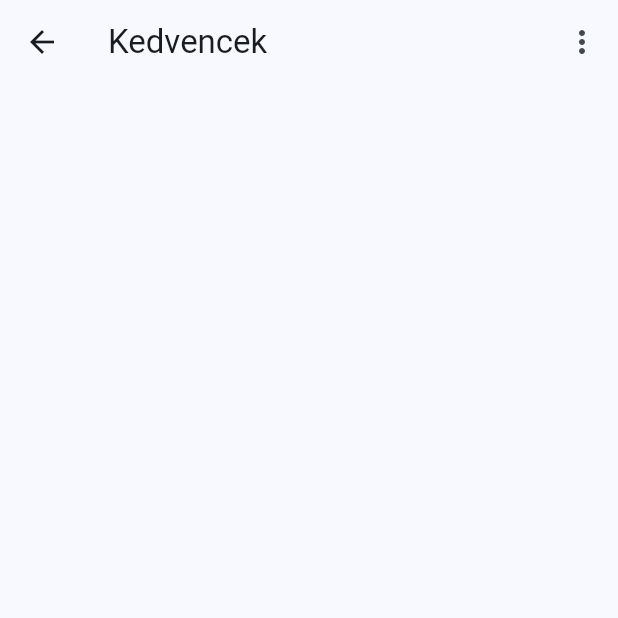
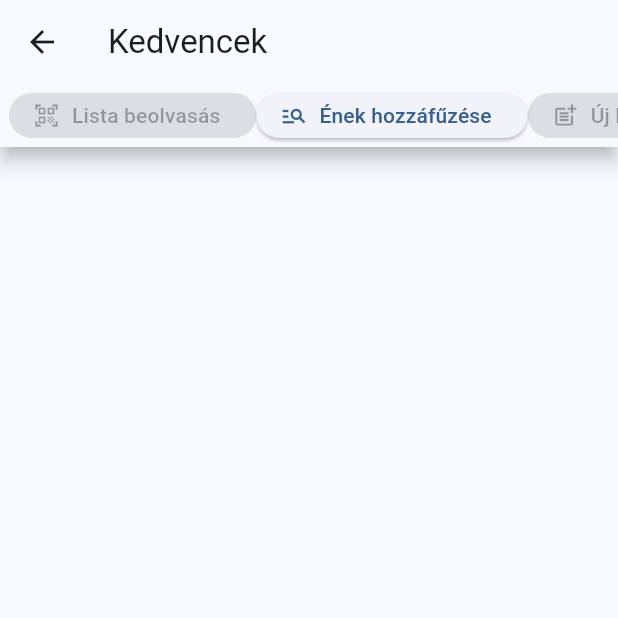
Before and after one commit to reformatus/enekeskonyv-app, a Flutter app: the FavouritesPage screen opened directly, on a phone screen of 412 x 824 dp, the top half of it. Run offline on Flutter 3.47's test engine with Material 2 defaults, Android fonts, the light colour scheme and no system bars; our stand-ins replace diacritic, flutter_svg, shared_preferences; missing offline and left inert: fading_edge_scrollview, mailto; accounts and stored records are empty.

Commit message:
add action button row

```diff
--- a/lib/cues_page.dart
+++ b/lib/cues_page.dart
@@ -1,4 +1,6 @@
 import 'dart:io';
+
+import 'package:enekeskonyv/search_song_page.dart';
 
 import 'settings_provider.dart';
 import 'package:flutter/material.dart';
@@ -41,45 +43,64 @@ class FavouritesPage extends StatelessWidget {
         return Scaffold(
             appBar: AppBar(
               title: const Text('Kedvencek'),
-              actions: [
-                PopupMenuButton(
-                  itemBuilder: (i) => [
-                    /*// Import button
-                  const PopupMenuItem(
-                    enabled: false,
-                    child: ListTile(
-                      leading: Icon(Icons.content_paste),
-                      title: Text('Importálás'),
+            ),
+            body: Column(
+              children: [
+                Material(
+                  elevation: 5,
+                  child: Container(
+                    height: 36,
+                    margin: EdgeInsets.all(3),
+                    padding: EdgeInsets.all(3),
+                    child: ListView(
+                      clipBehavior: Clip.none,
+                      scrollDirection: Axis.horizontal,
+                      children: [
+                        ElevatedButton.icon(
+                          label: const Text('Lista beolvasás'),
+                          onPressed: null, // TODO
+                          icon: const Icon(Icons.qr_code_scanner),
+                        ),
+                        ElevatedButton.icon(
+                          label: const Text('Ének hozzáfűzése'),
+                          onPressed: () => Navigator.push(
+                            context,
+                            MaterialPageRoute(
+                              builder: (context) => MySearchSongPage(
+                                book: settings.book,
+                                settingsProvider: settings,
+                                addToCueSearch: true,
+                              ),
+                            ),
+                          ),
+                          icon: const Icon(Icons.manage_search),
+                        ),
+                        ElevatedButton.icon(
+                          label: const Text('Új lista'),
+                          onPressed: null, // TODO
+                          icon: const Icon(Icons.post_add),
+                        ),
+                        ElevatedButton.icon(
+                          label: const Text('Lista törlése'),
+                          onPressed: () =>
+                              settings.clearCue(settings.selectedCue),
+                          icon: const Icon(Icons.delete_forever,
+                              color: Colors.red),
+                        ),
+                      ],
                     ),
                   ),
-                  // Export button
-                  const PopupMenuItem(
-                    enabled: false,
-                    child: ListTile(
-                      leading: Icon(Icons.copy),
-                      title: Text('Exportálás'),
-                    ),
-                  ),*/
-                    // Delete all button
-                    PopupMenuItem(
-                      onTap: () => settings.clearCue(settings.selectedCue),
-                      child: const ListTile(
-                        leading: Icon(
-                          Icons.delete_forever,
-                          color: Colors.red,
-                        ),
-                        title: Text('Összes törlése'),
-                      ),
-                    ),
-                  ],
-                )
+                ),
+                Expanded(
+                  child: ReorderableListView(
+                    onReorder: (oldIndex, newIndex) => settings.reorderCue(
+                        settings.selectedCue, oldIndex, newIndex),
+                    physics:
+                        Platform.isIOS ? const BouncingScrollPhysics() : null,
+                    children: getVerseTiles(settings),
+                  ),
+                ),
               ],
-            ),
-            body: ReorderableListView(
-              onReorder: (oldIndex, newIndex) =>
-                  settings.reorderCue(settings.selectedCue, oldIndex, newIndex),
-              physics: Platform.isIOS ? const BouncingScrollPhysics() : null,
-              children: getVerseTiles(settings),
             ));
       },
     );
```
